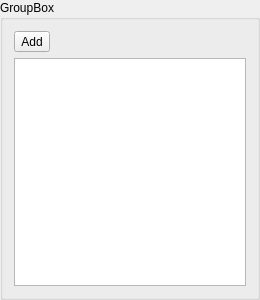
First picture: the form in Software/JarvisServer/jarvisServer/gjarvisconnectionmanagerwidget.ui, repository makespacemadrid/Jarvis, before the edit.
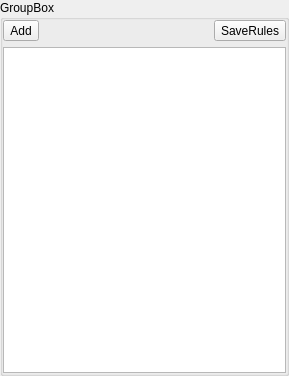
Second picture: the form after the edit.

```diff
--- a/Software/JarvisServer/jarvisServer/gjarvisconnectionmanagerwidget.ui
+++ b/Software/JarvisServer/jarvisServer/gjarvisconnectionmanagerwidget.ui
@@ -6,8 +6,8 @@
    <rect>
     <x>0</x>
     <y>0</y>
-    <width>260</width>
-    <height>300</height>
+    <width>289</width>
+    <height>376</height>
    </rect>
   </property>
   <property name="windowTitle">
@@ -17,12 +17,48 @@
    <string>GroupBox</string>
   </property>
   <layout class="QVBoxLayout" name="verticalLayout">
+   <property name="leftMargin">
+    <number>0</number>
+   </property>
+   <property name="topMargin">
+    <number>0</number>
+   </property>
+   <property name="rightMargin">
+    <number>0</number>
+   </property>
+   <property name="bottomMargin">
+    <number>0</number>
+   </property>
    <item>
-    <widget class="QToolButton" name="addBtn">
-     <property name="text">
-      <string>Add</string>
-     </property>
-    </widget>
+    <layout class="QHBoxLayout" name="horizontalLayout">
+     <item>
+      <widget class="QToolButton" name="addBtn">
+       <property name="text">
+        <string>Add</string>
+       </property>
+      </widget>
+     </item>
+     <item>
+      <spacer name="horizontalSpacer">
+       <property name="orientation">
+        <enum>Qt::Horizontal</enum>
+       </property>
+       <property name="sizeHint" stdset="0">
+        <size>
+         <width>40</width>
+         <height>20</height>
+        </size>
+       </property>
+      </spacer>
+     </item>
+     <item>
+      <widget class="QToolButton" name="btnSave">
+       <property name="text">
+        <string>SaveRules</string>
+       </property>
+      </widget>
+     </item>
+    </layout>
    </item>
    <item>
     <widget class="QListWidget" name="listWidget">
```
